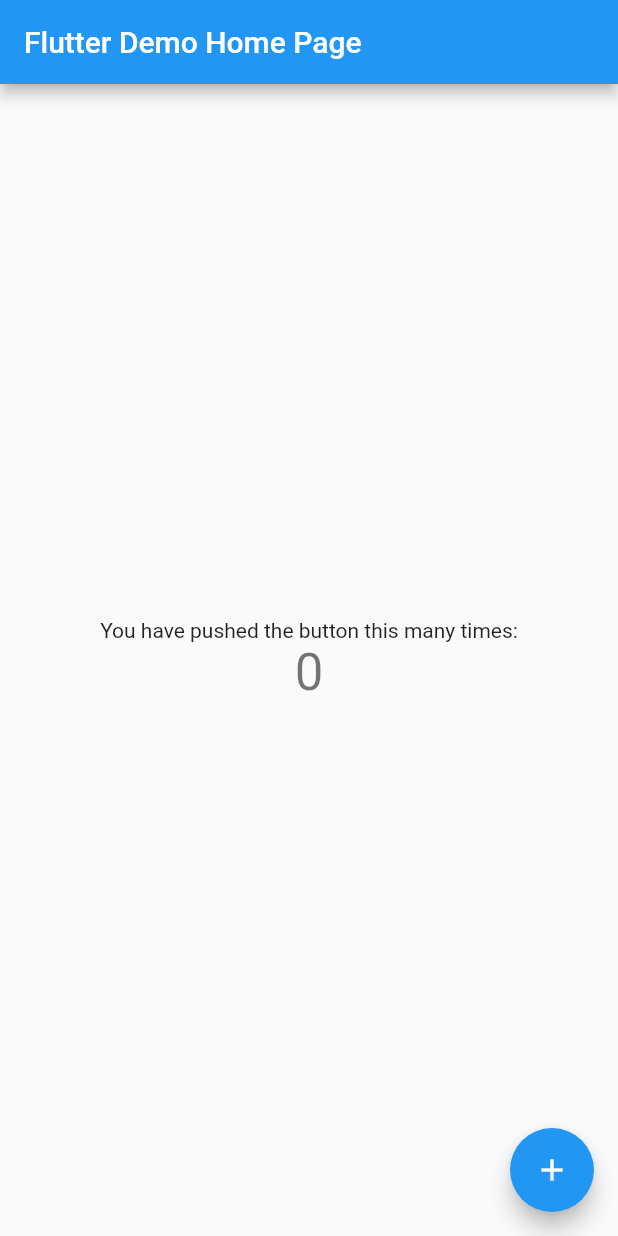
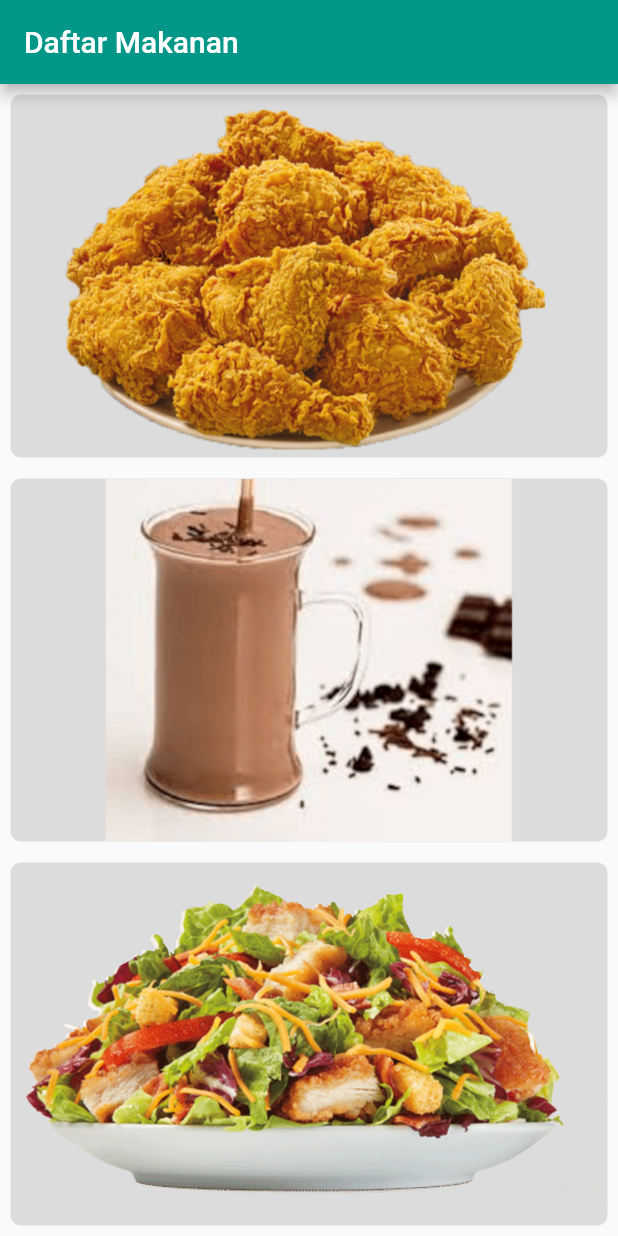
Before and after one commit to akhmadtaqiudin/fastfood, a Flutter app: the screen it shows after launch, on a phone screen of 412 x 824 dp. Run offline on Flutter 3.47's test engine with Material 2 defaults, Android fonts, the phone set to English and light mode, and no system bars; our stand-ins replace splashscreen.

Commit message:
add home screen

```diff
--- a/lib/main.dart
+++ b/lib/main.dart
@@ -1,113 +1,35 @@
+import 'package:fastfood/screens/home_screen.dart';
 import 'package:flutter/material.dart';
-
-void main() {
+import 'package:splashscreen/splashscreen.dart';
+void main(){
   runApp(MyApp());
 }
 
-class MyApp extends StatelessWidget {
-  // This widget is the root of your application.
+
+class MyApp extends StatefulWidget {
+  @override
+  _MyAppState createState() => new _MyAppState();
+}
+
+class _MyAppState extends State<MyApp> {
   @override
   Widget build(BuildContext context) {
     return MaterialApp(
-      title: 'Flutter Demo',
-      theme: ThemeData(
-        // This is the theme of your application.
-        //
-        // Try running your application with "flutter run". You'll see the
-        // application has a blue toolbar. Then, without quitting the app, try
-        // changing the primarySwatch below to Colors.green and then invoke
-        // "hot reload" (press "r" in the console where you ran "flutter run",
-        // or simply save your changes to "hot reload" in a Flutter IDE).
-        // Notice that the counter didn't reset back to zero; the application
-        // is not restarted.
-        primarySwatch: Colors.blue,
-      ),
-      home: MyHomePage(title: 'Flutter Demo Home Page'),
+      debugShowCheckedModeBanner: false,
+      home: SplashScreen(
+        seconds: 4,
+        navigateAfterSeconds: HomeScreen(),
+        title: Text('Selamat Datang Selamat Menikmati',
+          style: TextStyle(
+              fontWeight: FontWeight.bold,color: Colors.white,
+              fontSize: 20.0)
+        ),
+        image: Image.asset('images/splash.png'),
+        backgroundColor: Colors.teal,
+        styleTextUnderTheLoader: TextStyle(),
+        photoSize: 100.0,
+        loaderColor: Colors.white
+      )
     );
   }
 }
-
-class MyHomePage extends StatefulWidget {
-  MyHomePage({Key key, this.title}) : super(key: key);
-
-  // This widget is the home page of your application. It is stateful, meaning
-  // that it has a State object (defined below) that contains fields that affect
-  // how it looks.
-
-  // This class is the configuration for the state. It holds the values (in this
-  // case the title) provided by the parent (in this case the App widget) and
-  // used by the build method of the State. Fields in a Widget subclass are
-  // always marked "final".
-
-  final String title;
-
-  @override
-  _MyHomePageState createState() => _MyHomePageState();
-}
-
-class _MyHomePageState extends State<MyHomePage> {
-  int _counter = 0;
-
-  void _incrementCounter() {
-    setState(() {
-      // This call to setState tells the Flutter framework that something has
-      // changed in this State, which causes it to rerun the build method below
-      // so that the display can reflect the updated values. If we changed
-      // _counter without calling setState(), then the build method would not be
-      // called again, and so nothing would appear to happen.
-      _counter++;
-    });
-  }
-
-  @override
-  Widget build(BuildContext context) {
-    // This method is rerun every time setState is called, for instance as done
-    // by the _incrementCounter method above.
-    //
-    // The Flutter framework has been optimized to make rerunning build methods
-    // fast, so that you can just rebuild anything that needs updating rather
-    // than having to individually change instances of widgets.
-    return Scaffold(
-      appBar: AppBar(
-        // Here we take the value from the MyHomePage object that was created by
-        // the App.build method, and use it to set our appbar title.
-        title: Text(widget.title),
-      ),
-      body: Center(
-        // Center is a layout widget. It takes a single child and positions it
-        // in the middle of the parent.
-        child: Column(
-          // Column is also a layout widget. It takes a list of children and
-          // arranges them vertically. By default, it sizes itself to fit its
-          // children horizontally, and tries to be as tall as its parent.
-          //
-          // Invoke "debug painting" (press "p" in the console, choose the
-          // "Toggle Debug Paint" action from the Flutter Inspector in Android
-          // Studio, or the "Toggle Debug Paint" command in Visual Studio Code)
-          // to see the wireframe for each widget.
-          //
-          // Column has various properties to control how it sizes itself and
-          // how it positions its children. Here we use mainAxisAlignment to
-          // center the children vertically; the main axis here is the vertical
-          // axis because Columns are vertical (the cross axis would be
-          // horizontal).
-          mainAxisAlignment: MainAxisAlignment.center,
-          children: <Widget>[
-            Text(
-              'You have pushed the button this many times:',
-            ),
-            Text(
-              '$_counter',
-              style: Theme.of(context).textTheme.headline4,
-            ),
-          ],
-        ),
-      ),
-      floatingActionButton: FloatingActionButton(
-        onPressed: _incrementCounter,
-        tooltip: 'Increment',
-        child: Icon(Icons.add),
-      ), // This trailing comma makes auto-formatting nicer for build methods.
-    );
-  }
-}
--- /dev/null
+++ b/lib/screens/home_screen.dart
@@ -0,0 +1,63 @@
+import 'dart:ui';
+
+import 'package:flutter/material.dart';
+
+class HomeScreen extends StatefulWidget {
+  @override
+  _HomeScreenState createState() => _HomeScreenState();
+}
+
+class _HomeScreenState extends State<HomeScreen> {
+  @override
+  Widget build(BuildContext context) {
+    return Scaffold(
+      appBar: AppBar(title: Text('Daftar Makanan'),backgroundColor: Colors.teal),
+      body: Column(
+        children: [
+          Flexible(
+            child: Container(
+              width: 400,
+              height: 300,
+              margin: EdgeInsets.all(7),
+              decoration: BoxDecoration(
+                image: DecorationImage(
+                  image: AssetImage("images/makan.png"),
+                  fit: BoxFit.cover
+                ),
+                borderRadius: BorderRadius.circular(7),color: Colors.black12
+              ),
+            ),
+          ),
+          Flexible(
+            child: Container(
+              width: 400,
+              height: 300,
+              margin: EdgeInsets.all(7),
+              decoration: BoxDecoration(
+                image: DecorationImage(
+                  image: AssetImage("images/minum.png"),
+                  fit: BoxFit.cover
+                ),
+                borderRadius: BorderRadius.circular(7),color: Colors.black12
+              ),
+            ),
+          ),
+          Flexible(
+            child: Container(
+              width: 400,
+              height: 300,
+              margin: EdgeInsets.all(7),
+              decoration: BoxDecoration(
+                image: DecorationImage(
+                  image: AssetImage("images/salad.png"),
+                  fit: BoxFit.cover
+                ),
+                borderRadius: BorderRadius.circular(7),color: Colors.black12
+              ),
+            ),
+          )
+        ],
+      ),
+    );
+  }
+}
--- a/pubspec.yaml
+++ b/pubspec.yaml
@@ -28,6 +28,7 @@ dependencies:
   # The following adds the Cupertino Icons font to your application.
   # Use with the CupertinoIcons class for iOS style icons.
   cupertino_icons: ^1.0.0
+  splashscreen: ^1.2.0
 
 dev_dependencies:
   flutter_test:
@@ -45,8 +46,8 @@ flutter:
   uses-material-design: true
 
   # To add assets to your application, add an assets section, like this:
-  # assets:
-  #   - images/a_dot_burr.jpeg
+  assets:
+    - images/
   #   - images/a_dot_ham.jpeg
 
   # An image asset can refer to one or more resolution-specific "variants", see
```
Also changed, not shown: images/makan.png (added), images/minum.png (added), images/salad.png (added), images/splash.png (added), pubspec.lock, 1 other file.
